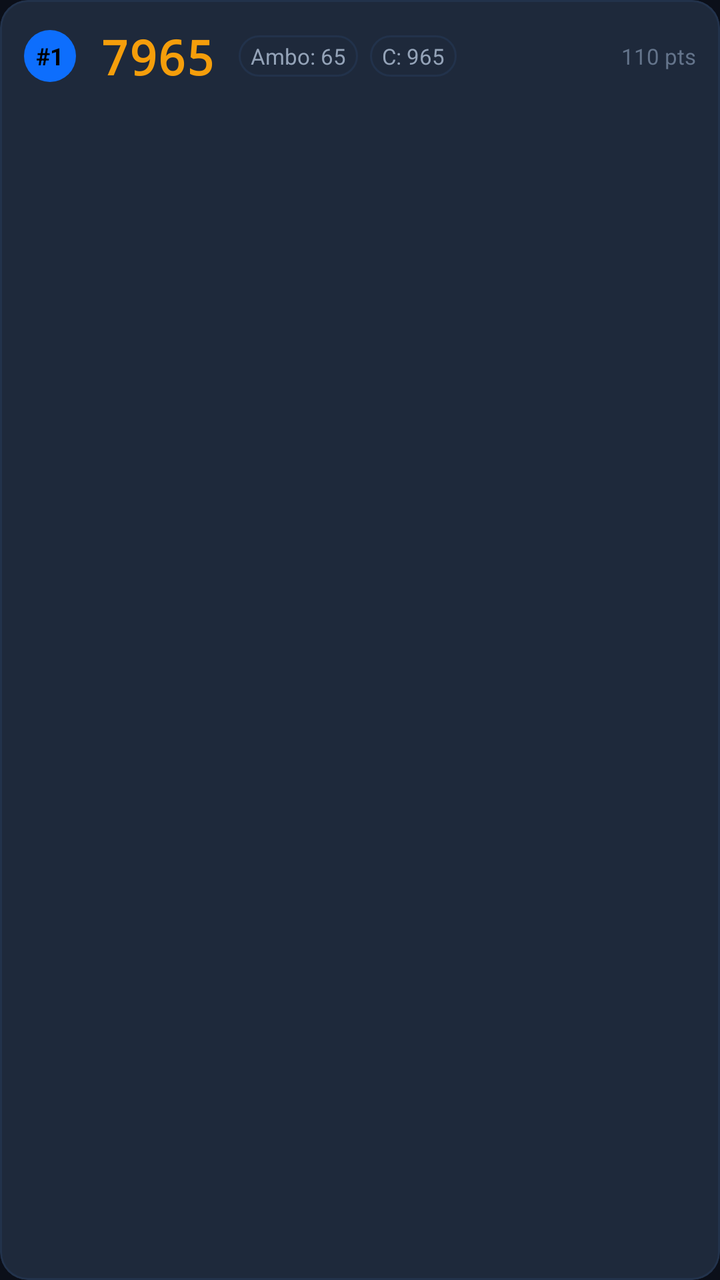
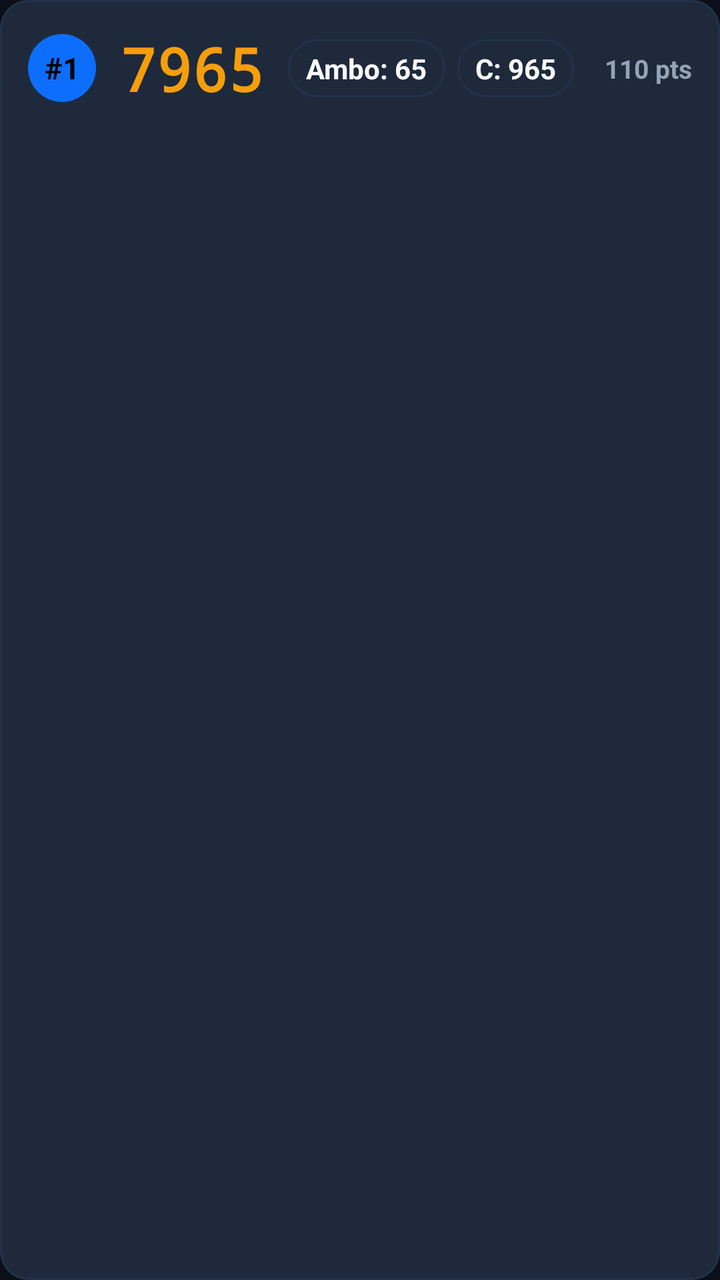

Screens rendered from an Android XML layout before and after an edit, with the pre-edit source and the edit as a unified diff.
<!-- AndroidManifest.xml: application theme Theme.LoteriasApp -->
<!-- res/layout/item_reducido_row.xml -->
<?xml version="1.0" encoding="utf-8"?>
<com.google.android.material.card.MaterialCardView xmlns:android="http://schemas.android.com/apk/res/android"
    xmlns:app="http://schemas.android.com/apk/res-auto"
    android:layout_width="match_parent"
    android:layout_height="wrap_content"
    android:layout_marginBottom="8dp"
    app:cardCornerRadius="14dp"
    app:cardElevation="0dp"
    app:strokeWidth="1dp"
    app:strokeColor="@color/border_subtle"
    app:cardBackgroundColor="@color/bg_card_secondary">

    <LinearLayout
        android:layout_width="match_parent"
        android:layout_height="wrap_content"
        android:orientation="vertical"
        android:padding="12dp">

        <LinearLayout
            android:layout_width="match_parent"
            android:layout_height="wrap_content"
            android:orientation="horizontal"
            android:gravity="center_vertical">

            
            <TextView
                android:id="@+id/tvReducidoRank"
                android:layout_width="26dp"
                android:layout_height="26dp"
                android:gravity="center"
                android:text="#1"
                android:textSize="12sp"
                android:textStyle="bold"
                android:textColor="@color/black"
                android:background="@drawable/bg_pill_selected"
                android:layout_marginEnd="12dp" />

            
            <TextView
                android:id="@+id/tvReducidoNumero"
                android:layout_width="wrap_content"
                android:layout_height="wrap_content"
                android:text="7965"
                android:textSize="24sp"
                android:textStyle="bold"
                android:fontFamily="monospace"
                android:textColor="@color/accent_gold"
                android:layout_marginEnd="12dp" />

            
            <LinearLayout
                android:layout_width="0dp"
                android:layout_height="wrap_content"
                android:layout_weight="1"
                android:orientation="horizontal"
                android:gravity="center_vertical">

                <TextView
                    android:id="@+id/tvReducidoAmbo"
                    android:layout_width="wrap_content"
                    android:layout_height="wrap_content"
                    android:text="Ambo: 65"
                    android:textSize="11sp"
                    android:textColor="@color/text_secondary"
                    android:background="@drawable/bg_pill_unselected"
                    android:paddingHorizontal="6dp"
                    android:paddingVertical="3dp"
                    android:layout_marginEnd="6dp" />

                <TextView
                    android:id="@+id/tvReducidoCentena"
                    android:layout_width="wrap_content"
                    android:layout_height="wrap_content"
                    android:text="C: 965"
                    android:textSize="11sp"
                    android:textColor="@color/text_secondary"
                    android:background="@drawable/bg_pill_unselected"
                    android:paddingHorizontal="6dp"
                    android:paddingVertical="3dp" />
            </LinearLayout>

            
            <TextView
                android:id="@+id/tvReducidoScore"
                android:layout_width="wrap_content"
                android:layout_height="wrap_content"
                android:text="110 pts"
                android:textSize="11sp"
                android:textColor="@color/text_muted" />
        </LinearLayout>

        
        <TextView
            android:id="@+id/tvReducidoHitBadge"
            android:layout_width="wrap_content"
            android:layout_height="wrap_content"
            android:layout_marginTop="6dp"
            android:paddingHorizontal="8dp"
            android:paddingVertical="3dp"
            android:text="🏆 ¡Pleno 4C! (+3.500x)"
            android:textColor="@color/black"
            android:textStyle="bold"
            android:textSize="11sp"
            android:background="@drawable/bg_badge_gold"
            android:visibility="gone" />

    </LinearLayout>
</com.google.android.material.card.MaterialCardView>
<!-- resources referenced by this layout -->
<resources>
  <color name="accent_gold">#F59E0B</color>
  <color name="bg_card_secondary">#1E293B</color>
  <color name="black">#000000</color>
  <color name="border_subtle">#22324B</color>
  <color name="text_muted">#64748B</color>
  <color name="text_secondary">#94A3B8</color>
  <!-- drawable bg_badge_gold (drawable) -->
  <?xml version="1.0" encoding="utf-8"?>
  <shape xmlns:android="http://schemas.android.com/apk/res/android"
      android:shape="rectangle">
      <solid android:color="@color/accent_gold_subtle" />
      <stroke android:width="1dp" android:color="@color/accent_gold" />
      <corners android:radius="8dp" />
  </shape>
  <!-- drawable bg_pill_selected (drawable) -->
  <?xml version="1.0" encoding="utf-8"?>
  <shape xmlns:android="http://schemas.android.com/apk/res/android"
      android:shape="rectangle">
      <solid android:color="@color/primary_blue" />
      <corners android:radius="50dp" />
  </shape>
  <!-- drawable bg_pill_unselected (drawable) -->
  <?xml version="1.0" encoding="utf-8"?>
  <shape xmlns:android="http://schemas.android.com/apk/res/android"
      android:shape="rectangle">
      <solid android:color="@color/bg_card_secondary" />
      <stroke android:width="1dp" android:color="@color/border_subtle" />
      <corners android:radius="50dp" />
  </shape>
  <style name="Theme.LoteriasApp" parent="Theme.MaterialComponents.DayNight.NoActionBar">
          
          <item name="colorPrimary">@color/primary_blue</item>
          <item name="colorPrimaryVariant">@color/primary_blue_light</item>
          <item name="colorOnPrimary">@color/white</item>
          
          
          <item name="colorSecondary">@color/primary_blue_light</item>
          <item name="colorSecondaryVariant">@color/primary_blue</item>
          <item name="colorOnSecondary">@color/white</item>
          
          
          <item name="android:statusBarColor">@color/bg_main</item>
          <item name="android:windowLightStatusBar">false</item>
          <item name="android:navigationBarColor">@color/bg_bottom_nav</item>
  
          
          <item name="android:windowBackground">@color/bg_main</item>
      </style>
  <color name="accent_gold_subtle">#33250A</color>
  <color name="primary_blue">#0D6EFD</color>
  <color name="primary_blue_light">#3B82F6</color>
  <color name="white">#FFFFFF</color>
  <color name="bg_main">#0B0F19</color>
  <color name="bg_bottom_nav">#0D1322</color>
</resources>

<!-- the commit's change to res/layout/item_reducido_row.xml (unified diff, before → after) -->
@@ -14,7 +14,7 @@
         android:layout_width="match_parent"
         android:layout_height="wrap_content"
         android:orientation="vertical"
-        android:padding="12dp">
+        android:padding="14dp">
 
         <LinearLayout
             android:layout_width="match_parent"
@@ -25,11 +25,11 @@
             
             <TextView
                 android:id="@+id/tvReducidoRank"
-                android:layout_width="26dp"
-                android:layout_height="26dp"
+                android:layout_width="34dp"
+                android:layout_height="34dp"
                 android:gravity="center"
                 android:text="#1"
-                android:textSize="12sp"
+                android:textSize="15sp"
                 android:textStyle="bold"
                 android:textColor="@color/black"
                 android:background="@drawable/bg_pill_selected"
@@ -41,7 +41,7 @@
                 android:layout_width="wrap_content"
                 android:layout_height="wrap_content"
                 android:text="7965"
-                android:textSize="24sp"
+                android:textSize="30sp"
                 android:textStyle="bold"
                 android:fontFamily="monospace"
                 android:textColor="@color/accent_gold"
@@ -60,11 +60,12 @@
                     android:layout_width="wrap_content"
                     android:layout_height="wrap_content"
                     android:text="Ambo: 65"
-                    android:textSize="11sp"
-                    android:textColor="@color/text_secondary"
+                    android:textSize="14sp"
+                    android:textStyle="bold"
+                    android:textColor="@color/text_primary"
                     android:background="@drawable/bg_pill_unselected"
-                    android:paddingHorizontal="6dp"
-                    android:paddingVertical="3dp"
+                    android:paddingHorizontal="9dp"
+                    android:paddingVertical="5dp"
                     android:layout_marginEnd="6dp" />
 
                 <TextView
@@ -72,11 +73,12 @@
                     android:layout_width="wrap_content"
                     android:layout_height="wrap_content"
                     android:text="C: 965"
-                    android:textSize="11sp"
-                    android:textColor="@color/text_secondary"
+                    android:textSize="14sp"
+                    android:textStyle="bold"
+                    android:textColor="@color/text_primary"
                     android:background="@drawable/bg_pill_unselected"
-                    android:paddingHorizontal="6dp"
-                    android:paddingVertical="3dp" />
+                    android:paddingHorizontal="9dp"
+                    android:paddingVertical="5dp" />
             </LinearLayout>
 
             
@@ -85,8 +87,9 @@
                 android:layout_width="wrap_content"
                 android:layout_height="wrap_content"
                 android:text="110 pts"
-                android:textSize="11sp"
-                android:textColor="@color/text_muted" />
+                android:textSize="13sp"
+                android:textStyle="bold"
+                android:textColor="@color/text_secondary" />
         </LinearLayout>
 
         
@@ -94,13 +97,13 @@
             android:id="@+id/tvReducidoHitBadge"
             android:layout_width="wrap_content"
             android:layout_height="wrap_content"
-            android:layout_marginTop="6dp"
-            android:paddingHorizontal="8dp"
-            android:paddingVertical="3dp"
+            android:layout_marginTop="8dp"
+            android:paddingHorizontal="10dp"
+            android:paddingVertical="5dp"
             android:text="🏆 ¡Pleno 4C! (+3.500x)"
             android:textColor="@color/black"
             android:textStyle="bold"
-            android:textSize="11sp"
+            android:textSize="13sp"
             android:background="@drawable/bg_badge_gold"
             android:visibility="gone" />
 
<!-- resource entries referenced after the edit -->
@@ -4,7 +4,7 @@
   <color name="bg_card_secondary">#1E293B</color>
   <color name="black">#000000</color>
   <color name="border_subtle">#22324B</color>
-  <color name="text_muted">#64748B</color>
+  <color name="text_primary">#F8FAFC</color>
   <color name="text_secondary">#94A3B8</color>
   <!-- drawable bg_badge_gold (drawable) -->
   <?xml version="1.0" encoding="utf-8"?>
